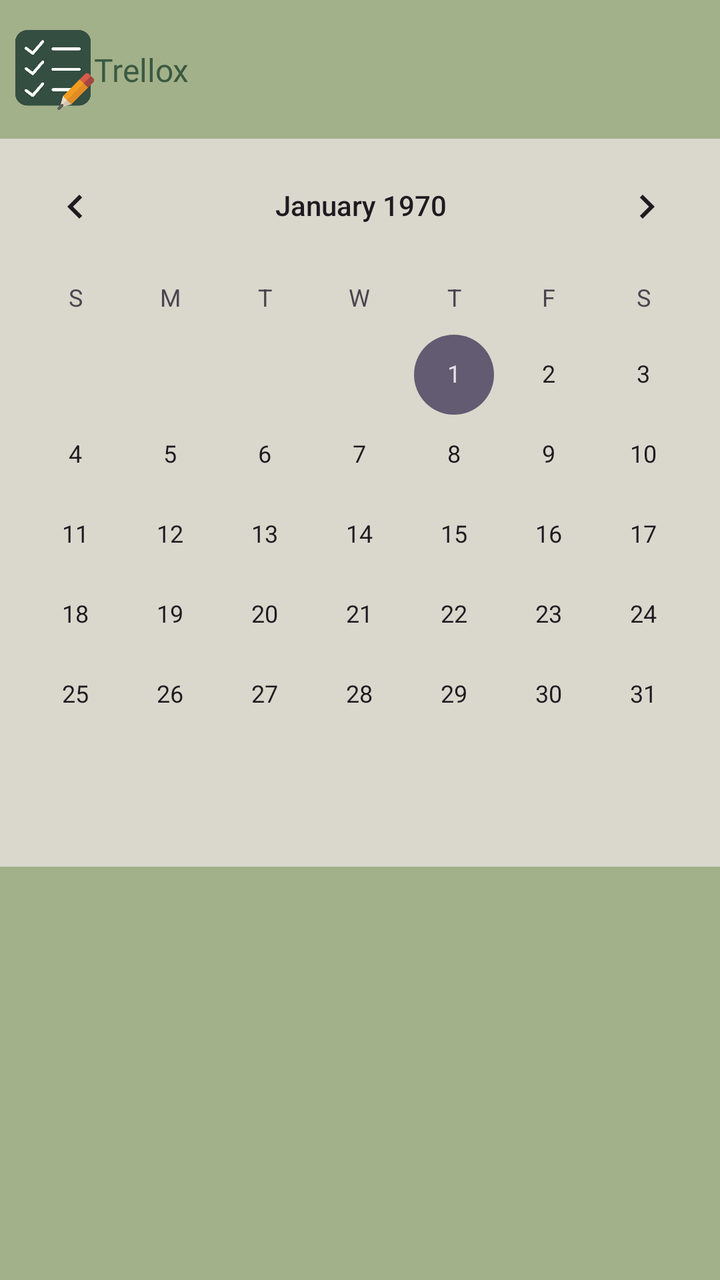
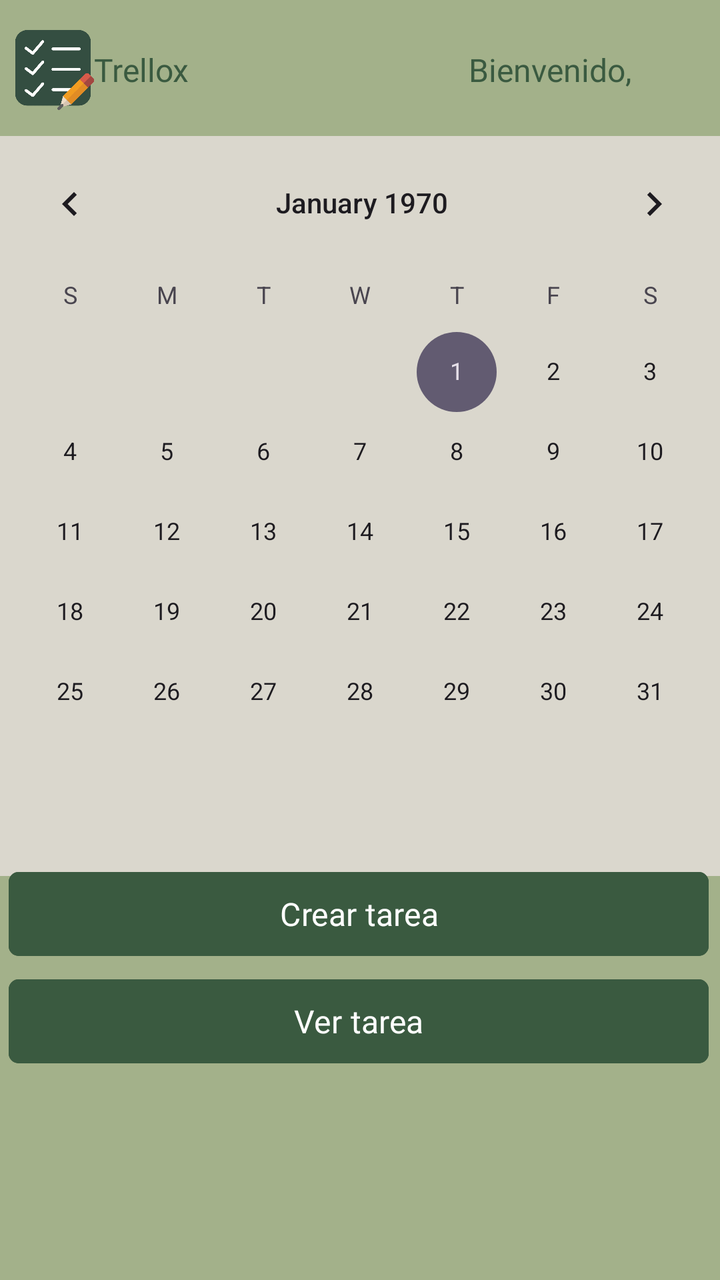

Two renders of the same Android screen: before a commit and after it. Below are the layout's source before the change and the commit's diff.
<!-- AndroidManifest.xml: application theme Theme.Trellox -->
<!-- res/layout/principal.xml -->
<?xml version="1.0" encoding="utf-8"?>
<androidx.constraintlayout.widget.ConstraintLayout xmlns:android="http://schemas.android.com/apk/res/android"
    xmlns:app="http://schemas.android.com/apk/res-auto"
    xmlns:tools="http://schemas.android.com/tools"
    android:id="@+id/calendario"
    android:layout_width="match_parent"
    android:layout_height="match_parent"
    android:background="@color/verde_claro">

    <ImageView
        android:id="@+id/imagePrincipal"
        android:layout_width="40dp"
        android:layout_height="40dp"
        android:contentDescription="@string/img_logo"
        app:layout_constraintBottom_toBottomOf="parent"
        app:layout_constraintEnd_toEndOf="parent"
        app:layout_constraintHorizontal_bias="0.023"
        app:layout_constraintStart_toStartOf="parent"
        app:layout_constraintTop_toTopOf="parent"
        app:layout_constraintVertical_bias="0.025"
        app:srcCompat="@drawable/lista" />

    <TextView
        android:id="@+id/tituloLogo"
        android:layout_width="wrap_content"
        android:layout_height="wrap_content"
        android:fontFamily="@font/amaranth_bold"
        android:text="@string/app_name"
        android:textColor="@color/verde_oscuro"
        android:textSize="16sp"
        app:layout_constraintBottom_toBottomOf="parent"
        app:layout_constraintEnd_toEndOf="parent"
        app:layout_constraintHorizontal_bias="0.151"
        app:layout_constraintStart_toStartOf="parent"
        app:layout_constraintTop_toTopOf="parent"
        app:layout_constraintVertical_bias="0.039" />

    <CalendarView
        android:id="@+id/calendarView"
        android:layout_width="373dp"
        android:layout_height="364dp"
        android:background="@color/boton_texto"
        android:focusedMonthDateColor="@color/boton_texto"
        app:layout_constraintBottom_toBottomOf="parent"
        app:layout_constraintEnd_toEndOf="parent"
        app:layout_constraintHorizontal_bias="0.491"
        app:layout_constraintStart_toStartOf="parent"
        app:layout_constraintTop_toTopOf="parent"
        app:layout_constraintVertical_bias="0.251" />

</androidx.constraintlayout.widget.ConstraintLayout>
<!-- resources referenced by this layout -->
<resources>
  <color name="boton_texto">#DAD7CD</color>
  <color name="verde_claro">#A3B18A</color>
  <color name="verde_oscuro">#3A5A40</color>
  <!-- drawable lista: png bitmap (drawable, 18316 bytes) -->
  <string name="app_name">Trellox</string>
  <string name="img_logo">logo</string>
  <style name="Theme.Trellox" parent="Base.Theme.Trellox" />
  <style name="Base.Theme.Trellox" parent="Theme.Material3.DayNight.NoActionBar">
          
          
      </style>
</resources>

<!-- the commit's change to res/layout/principal.xml (unified diff, before → after) -->
@@ -30,22 +30,73 @@
         android:textSize="16sp"
         app:layout_constraintBottom_toBottomOf="parent"
         app:layout_constraintEnd_toEndOf="parent"
-        app:layout_constraintHorizontal_bias="0.151"
+        app:layout_constraintHorizontal_bias="0.15"
         app:layout_constraintStart_toStartOf="parent"
         app:layout_constraintTop_toTopOf="parent"
         app:layout_constraintVertical_bias="0.039" />
 
     <CalendarView
         android:id="@+id/calendarView"
-        android:layout_width="373dp"
-        android:layout_height="364dp"
+        android:layout_width="380dp"
+        android:layout_height="370dp"
         android:background="@color/boton_texto"
         android:focusedMonthDateColor="@color/boton_texto"
         app:layout_constraintBottom_toBottomOf="parent"
         app:layout_constraintEnd_toEndOf="parent"
-        app:layout_constraintHorizontal_bias="0.491"
+        app:layout_constraintHorizontal_bias="0.483"
         app:layout_constraintStart_toStartOf="parent"
         app:layout_constraintTop_toTopOf="parent"
-        app:layout_constraintVertical_bias="0.251" />
+        app:layout_constraintVertical_bias="0.252" />
+
+    <TextView
+        android:id="@+id/bienvenidaPrincipal"
+        android:layout_width="wrap_content"
+        android:layout_height="wrap_content"
+        android:fontFamily="@font/amaranth_bold"
+        android:text="@string/msg"
+        android:textColor="@color/verde_oscuro"
+        android:textSize="16sp"
+        app:layout_constraintBottom_toBottomOf="parent"
+        app:layout_constraintEnd_toEndOf="parent"
+        app:layout_constraintHorizontal_bias="0.841"
+        app:layout_constraintStart_toStartOf="parent"
+        app:layout_constraintTop_toTopOf="parent"
+        app:layout_constraintVertical_bias="0.039" />
+
+    <Button
+        android:id="@+id/crearTarea"
+        android:layout_width="350dp"
+        android:layout_height="50dp"
+        android:backgroundTint="@color/verde_oscuro"
+        android:fontFamily="@font/amaranth"
+        android:onClick="crearTareaModal"
+        android:text="@string/tarea"
+        android:textColor="@color/blanco"
+        android:textSize="16sp"
+        app:cornerRadius="5dp"
+        app:layout_constraintBottom_toBottomOf="parent"
+        app:layout_constraintEnd_toEndOf="parent"
+        app:layout_constraintHorizontal_bias="0.436"
+        app:layout_constraintStart_toStartOf="parent"
+        app:layout_constraintTop_toTopOf="parent"
+        app:layout_constraintVertical_bias="0.732" />
+
+    <Button
+        android:id="@+id/verTareas"
+        android:layout_width="350dp"
+        android:layout_height="50dp"
+        android:backgroundTint="@color/verde_oscuro"
+        android:fontFamily="@font/amaranth"
+        android:onClick="mostrarTarea"
+        android:text="@string/ver"
+        android:textColor="@color/blanco"
+        android:textSize="16sp"
+        app:cornerRadius="5dp"
+        app:layout_constraintBottom_toBottomOf="parent"
+        app:layout_constraintEnd_toEndOf="parent"
+        app:layout_constraintHorizontal_bias="0.442"
+        app:layout_constraintStart_toStartOf="parent"
+        app:layout_constraintTop_toTopOf="parent"
+        app:layout_constraintVertical_bias="0.823" />
 
 </androidx.constraintlayout.widget.ConstraintLayout>
<!-- resource entries referenced after the edit -->
@@ -1,11 +1,15 @@
 <!-- resources referenced by this layout -->
 <resources>
+  <color name="blanco">#FFFFFFFF</color>
   <color name="boton_texto">#DAD7CD</color>
   <color name="verde_claro">#A3B18A</color>
   <color name="verde_oscuro">#3A5A40</color>
   <!-- drawable lista: png bitmap (drawable, 18316 bytes) -->
   <string name="app_name">Trellox</string>
   <string name="img_logo">logo</string>
+  <string name="msg">Bienvenido, </string>
+  <string name="tarea">Crear tarea </string>
+  <string name="ver">Ver tarea </string>
   <style name="Theme.Trellox" parent="Base.Theme.Trellox" />
   <style name="Base.Theme.Trellox" parent="Theme.Material3.DayNight.NoActionBar">
           
